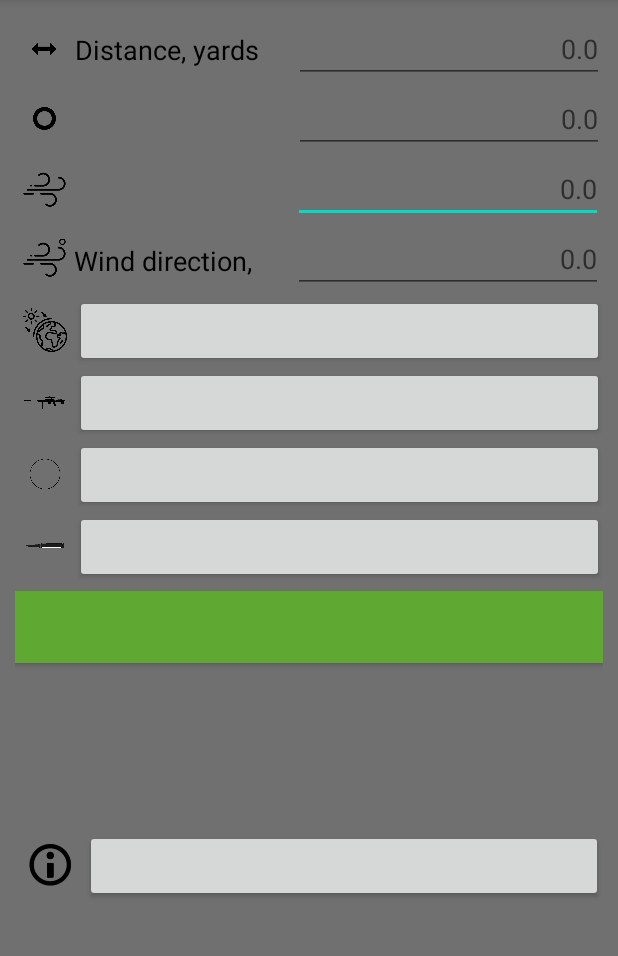
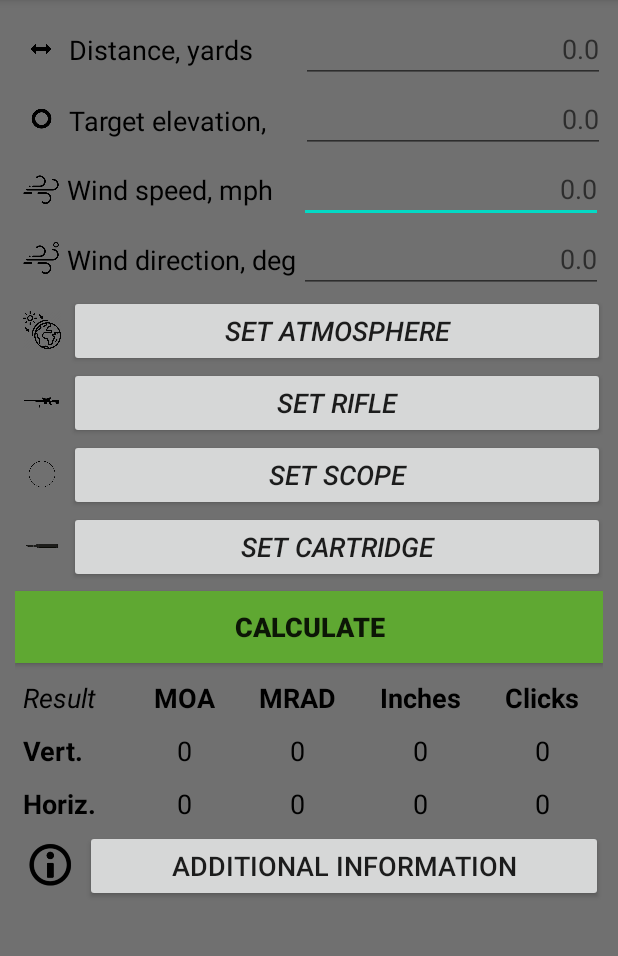
Before and after one commit to OrdernThule/BalisticCalculatorV2, an Android app: the screen it shows after launch (MainActivity), on a phone screen of 412 x 824 dp, the part 84-1040 px from its top. Run offline under Robolectric (Android 15) with nearby library versions, the phone set to English and light mode, and no system bars.

Commit message:
текст поправил

```diff
--- a/app/src/main/res/layout/main_layout.xml
+++ b/app/src/main/res/layout/main_layout.xml
@@ -72,9 +72,9 @@
                         android:layout_height="match_parent"
                         android:gravity="center|start"
                         android:maxLines="1"
+                        android:text="@string/target_elevation_degrees"
                         android:textColor="@android:color/background_dark"
-                        android:textSize="18sp"
-                        tools:text="@string/target_elevation_degrees" />
+                        android:textSize="18sp" />
 
                     <EditText
                         android:id="@+id/editTextNumber2"
@@ -103,9 +103,9 @@
                         android:layout_height="match_parent"
                         android:gravity="center|start"
                         android:maxLines="1"
+                        android:text="@string/wind_speed_mph"
                         android:textColor="@android:color/background_dark"
-                        android:textSize="18sp"
-                        tools:text="@string/wind_speed_mph" />
+                        android:textSize="18sp" />
 
                     <EditText
                         android:id="@+id/editTextWindSpeed"
@@ -165,9 +165,9 @@
                         android:layout_width="match_parent"
                         android:layout_height="wrap_content"
                         android:layout_span="2"
+                        android:text="@string/atmosphere"
                         android:textSize="18sp"
-                        android:textStyle="italic"
-                        tools:text="@string/atmosphere" />
+                        android:textStyle="italic" />
 
                 </TableRow>
 
@@ -186,9 +186,9 @@
                         android:layout_width="match_parent"
                         android:layout_height="wrap_content"
                         android:layout_span="2"
+                        android:text="@string/rifle"
                         android:textSize="18sp"
-                        android:textStyle="italic"
-                        tools:text="@string/rifle" />
+                        android:textStyle="italic" />
                 </TableRow>
 
                 <TableRow
@@ -206,9 +206,9 @@
                         android:layout_width="match_parent"
                         android:layout_height="wrap_content"
                         android:layout_span="2"
+                        android:text="@string/scope"
                         android:textSize="18sp"
-                        android:textStyle="italic"
-                        tools:text="@string/scope" />
+                        android:textStyle="italic" />
                 </TableRow>
 
                 <TableRow
@@ -226,9 +226,9 @@
                         android:layout_width="match_parent"
                         android:layout_height="wrap_content"
                         android:layout_span="2"
+                        android:text="@string/cartridge"
                         android:textSize="18sp"
-                        android:textStyle="italic"
-                        tools:text="@string/cartridge" />
+                        android:textStyle="italic" />
                 </TableRow>
 
             </TableLayout>
@@ -240,9 +240,9 @@
                 android:layout_marginTop="5dp"
                 android:layout_marginBottom="5dp"
                 android:background="#5FA832"
+                android:text="@string/calculate"
                 android:textSize="18sp"
-                android:textStyle="bold"
-                tools:text="@string/calculate" />
+                android:textStyle="bold" />
 
             <TableLayout
                 android:layout_width="match_parent"
@@ -257,10 +257,10 @@
                         android:layout_width="match_parent"
                         android:layout_height="match_parent"
                         android:padding="5dp"
+                        android:text="Result"
                         android:textColor="@android:color/background_dark"
                         android:textSize="18sp"
-                        android:textStyle="italic"
-                        tools:text="Result" />
+                        android:textStyle="italic" />
 
                     <TextView
                         android:id="@+id/textMOA"
@@ -268,10 +268,10 @@
                         android:layout_height="match_parent"
                         android:gravity="center"
                         android:padding="5dp"
+                        android:text="@string/moa"
                         android:textColor="@android:color/background_dark"
                         android:textSize="18sp"
-                        android:textStyle="bold"
-                        tools:text="@string/moa" />
+                        android:textStyle="bold" />
 
                     <TextView
                         android:id="@+id/textMRAD"
@@ -279,10 +279,10 @@
                         android:layout_height="match_parent"
                         android:gravity="center"
                         android:padding="5dp"
+                        android:text="@string/mrad"
                         android:textColor="@android:color/background_dark"
                         android:textSize="18sp"
-                        android:textStyle="bold"
-                        tools:text="@string/mrad" />
+                        android:textStyle="bold" />
 
                     <TextView
                         android:id="@+id/textInches"
@@ -290,10 +290,10 @@
                         android:layout_height="match_parent"
                         android:gravity="center"
                         android:padding="5dp"
+                        android:text="@string/inches"
                         android:textColor="@android:color/background_dark"
                         android:textSize="18sp"
-                        android:textStyle="bold"
-                        tools:text="@string/inches" />
+                        android:textStyle="bold" />
 
                     <TextView
                         android:id="@+id/textClicks"
@@ -301,10 +301,10 @@
                         android:layout_height="match_parent"
                         android:gravity="center"
                         android:padding="5dp"
+                        android:text="@string/clicks"
                         android:textColor="@android:color/background_dark"
                         android:textSize="18sp"
-                        android:textStyle="bold"
-                        tools:text="@string/clicks" />
+                        android:textStyle="bold" />
 
                 </TableRow>
 
@@ -317,10 +317,10 @@
                         android:layout_width="match_parent"
                         android:layout_height="match_parent"
                         android:padding="5dp"
+                        android:text="@string/vert"
                         android:textColor="@android:color/background_dark"
                         android:textSize="18sp"
-                        android:textStyle="bold"
-                        tools:text="@string/vert" />
+                        android:textStyle="bold" />
 
                     <TextView
                         android:id="@+id/textMOA2"
@@ -328,9 +328,9 @@
                         android:layout_height="match_parent"
                         android:gravity="center"
                         android:padding="5dp"
+                        android:text="0"
                         android:textColor="@android:color/background_dark"
-                        android:textSize="18sp"
-                        tools:text="0" />
+                        android:textSize="18sp" />
 
                     <TextView
                         android:id="@+id/textMRAD3"
@@ -338,9 +338,9 @@
                         android:layout_height="match_parent"
                         android:gravity="center"
                         android:padding="5dp"
+                        android:text="0"
                         android:textColor="@android:color/background_dark"
-                        android:textSize="18sp"
-                        tools:text="0" />
+                        android:textSize="18sp" />
 
                     <TextView
                         android:id="@+id/textInches2"
@@ -348,9 +348,9 @@
                         android:layout_height="match_parent"
                         android:gravity="center"
                         android:padding="5dp"
+                        android:text="0"
                         android:textColor="@android:color/background_dark"
-                        android:textSize="18sp"
-                        tools:text="0" />
+                        android:textSize="18sp" />
 
                     <TextView
                         android:id="@+id/textClicks2"
@@ -358,9 +358,9 @@
                         android:layout_height="match_parent"
                         android:gravity="center"
                         android:padding="5dp"
+                        android:text="0"
                         android:textColor="@android:color/background_dark"
-                        android:textSize="18sp"
-                        tools:text="0" />
+                        android:textSize="18sp" />
 
                 </TableRow>
 
@@ -373,10 +373,10 @@
                         android:layout_width="match_parent"
                         android:layout_height="match_parent"
                         android:padding="5dp"
+                        android:text="@string/horiz"
                         android:textColor="@android:color/background_dark"
                         android:textSize="18sp"
-                        android:textStyle="bold"
-                        tools:text="@string/horiz" />
+                        android:textStyle="bold" />
 
                     <TextView
                         android:id="@+id/textMOA3"
@@ -386,7 +386,7 @@
                         android:padding="5dp"
                         android:textColor="@android:color/background_dark"
                         android:textSize="18sp"
-                        tools:text="0" />
+                        android:text="0" />
 
                     <TextView
                         android:id="@+id/textMRAD4"
@@ -394,9 +394,9 @@
                         android:layout_height="match_parent"
                         android:gravity="center"
                         android:padding="5dp"
+                        android:text="0"
                         android:textColor="@android:color/background_dark"
-                        android:textSize="18sp"
-                        tools:text="0" />
+                        android:textSize="18sp" />
 
                     <TextView
                         android:id="@+id/textInches3"
@@ -404,9 +404,9 @@
                         android:layout_height="match_parent"
                         android:gravity="center"
                         android:padding="5dp"
+                        android:text="0"
                         android:textColor="@android:color/background_dark"
-                        android:textSize="18sp"
-                        tools:text="0" />
+                        android:textSize="18sp" />
 
                     <TextView
                         android:id="@+id/textClicks3"
@@ -414,9 +414,9 @@
                         android:layout_height="match_parent"
                         android:gravity="center"
                         android:padding="5dp"
+                        android:text="0"
                         android:textColor="@android:color/background_dark"
-                        android:textSize="18sp"
-                        tools:text="0" />
+                        android:textSize="18sp" />
 
                 </TableRow>
 
@@ -438,8 +438,8 @@
                     android:id="@+id/buttonAdditionalInfo"
                     android:layout_width="match_parent"
                     android:layout_height="wrap_content"
-                    android:textSize="18sp"
-                    tools:text="@string/additional_information" />
+                    android:text="@string/additional_information"
+                    android:textSize="18sp" />
             </LinearLayout>
         </LinearLayout>
     </ScrollView>
```
